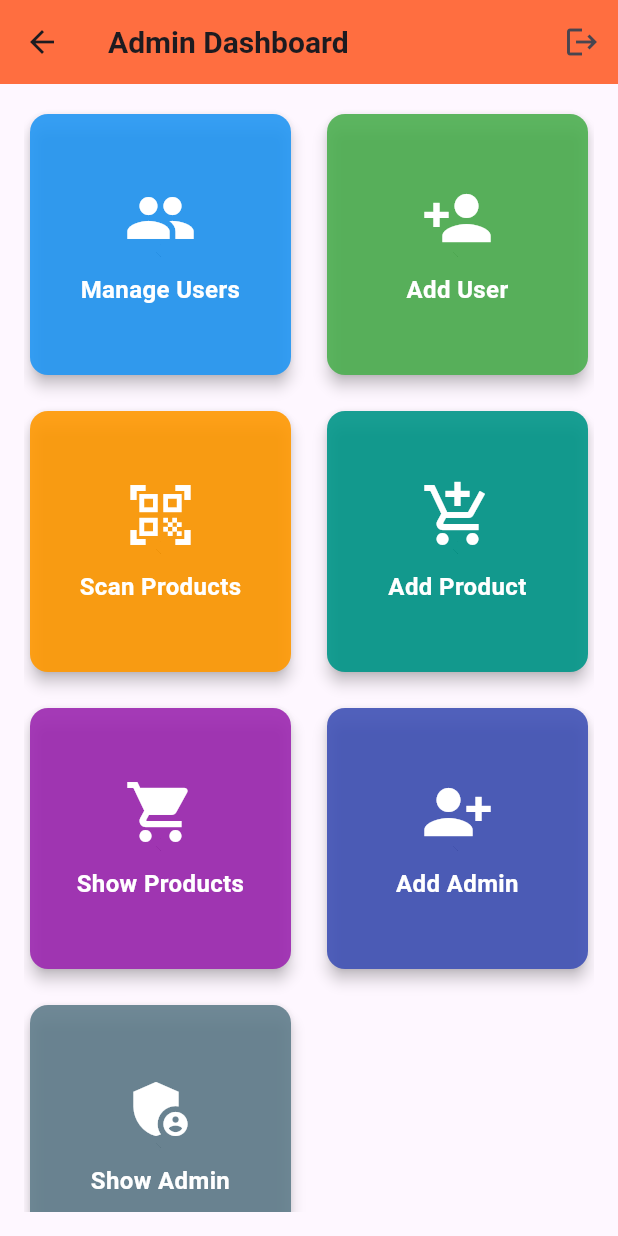
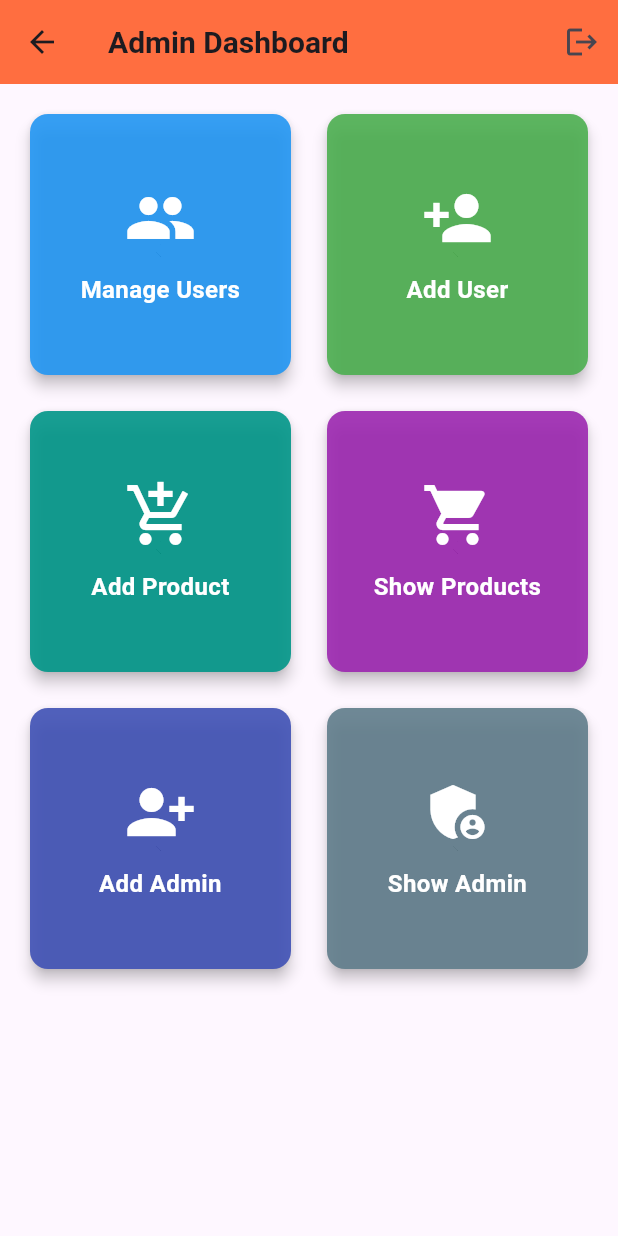
Before and after one commit to r00texploit/barcode, a Flutter app: the HomeAdmin screen opened by its route, on a phone screen of 412 x 824 dp. Run offline on Flutter 3.47's test engine with Material 3 defaults, Android fonts, the light colour scheme and no system bars; our stand-ins replace cached_network_image, camera, cloud_firestore, firebase_auth, firebase_core, firebase_storage and 4 more; missing offline and left inert: bottom_picker, google_mlkit_barcode_scanning, google_mlkit_commons; accounts and stored records are empty.

Commit message:
home admin

```diff
--- a/lib/screens/home_admin.dart
+++ b/lib/screens/home_admin.dart
@@ -71,12 +71,12 @@ class _HomeAdminState extends State<HomeAdmin> {
             color: Colors.green,
             onTap: () => Get.to(() => const AddUser()),
           ),
-          _buildDashboardTile(
-            title: "Scan Products",
-            icon: Icons.qr_code_scanner,
-            color: Colors.orange,
-            onTap: () => Get.to(() => BarcodeScannerView()),
-          ),
+         // _buildDashboardTile(
+           // title: "Scan Products",
+           // icon: Icons.qr_code_scanner,
+           // color: Colors.orange,
+           // onTap: () => Get.to(() => BarcodeScannerView()),
+          //),
           _buildDashboardTile(
             title: "Add Product",
             icon: Icons.add_shopping_cart,
```
Also changed, not shown: 1 other file.
